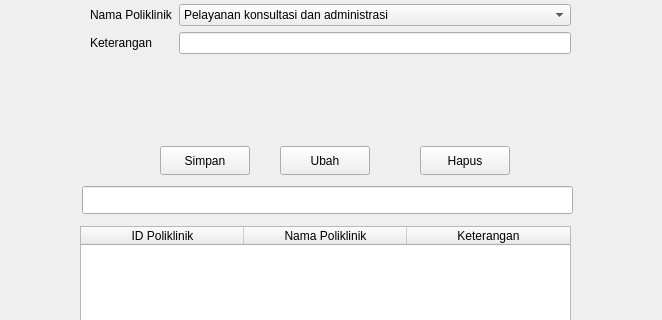
First picture: the form in formPoliKlinik.ui, repository tegar031/AppKesehatan, before the edit; both pictures show x 0 to 662 and y 124 to 444 of the 662 by 573 pixel window.
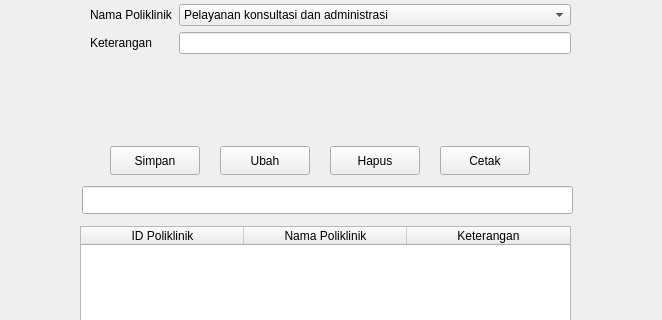
Second picture: the form after the edit.

Commit message: Menambahkan Button Cetak

```diff
--- a/formPoliKlinik.ui
+++ b/formPoliKlinik.ui
@@ -84,7 +84,7 @@
   <widget class="QPushButton" name="btnSimpan">
    <property name="geometry">
     <rect>
-     <x>160</x>
+     <x>110</x>
      <y>270</y>
      <width>90</width>
      <height>29</height>
@@ -97,7 +97,7 @@
   <widget class="QPushButton" name="btnUbah">
    <property name="geometry">
     <rect>
-     <x>280</x>
+     <x>220</x>
      <y>270</y>
      <width>90</width>
      <height>29</height>
@@ -110,7 +110,7 @@
   <widget class="QPushButton" name="btnHapus">
    <property name="geometry">
     <rect>
-     <x>420</x>
+     <x>330</x>
      <y>270</y>
      <width>90</width>
      <height>29</height>
@@ -158,6 +158,19 @@
     </rect>
    </property>
   </widget>
+  <widget class="QPushButton" name="btnCetak">
+   <property name="geometry">
+    <rect>
+     <x>440</x>
+     <y>270</y>
+     <width>90</width>
+     <height>29</height>
+    </rect>
+   </property>
+   <property name="text">
+    <string>Cetak</string>
+   </property>
+  </widget>
  </widget>
  <resources/>
  <connections/>
```
The commit also changes 27 other files.
